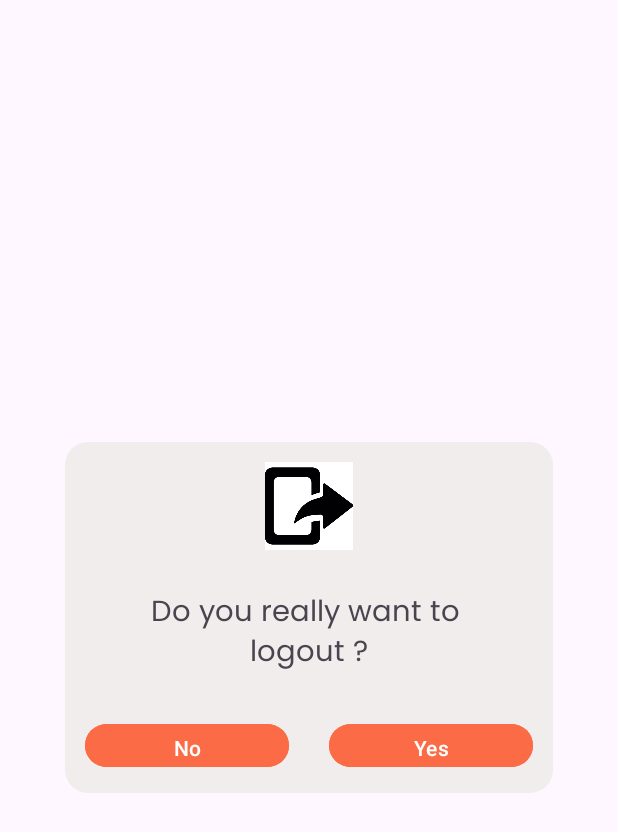
After one commit to Protick10/Pro-Chat, an Android app: the layout dialogue_layout.xml on its own in the app's theme, with its tools: preview values and no code run, on a phone screen of 412 x 824 dp. The commit adds this screen. Shown: the top 832 px of the screen. Run offline under Robolectric (Android 15) with nearby library versions, the phone set to English and light mode, and no system bars.

Commit message:
created a style in theme, created the background of that theme under drawable, desined a logout layout xml, implemented logout click listeners in MainActivity

```diff
--- /dev/null
+++ b/app/src/main/res/drawable/empty_background.xml
@@ -0,0 +1,4 @@
+<?xml version="1.0" encoding="utf-8"?>
+<shape xmlns:android="http://schemas.android.com/apk/res/android">
+
+</shape>
--- /dev/null
+++ b/app/src/main/res/drawable/shapedialogue.xml
@@ -0,0 +1,7 @@
+<?xml version="1.0" encoding="utf-8"?>
+<shape android:shape="rectangle" xmlns:android="http://schemas.android.com/apk/res/android">
+
+    <solid android:color="#F1EDED"/>
+
+    <corners android:radius="@dimen/_12sdp"/>
+</shape>
--- /dev/null
+++ b/app/src/main/res/layout/dialogue_layout.xml
@@ -0,0 +1,59 @@
+<?xml version="1.0" encoding="utf-8"?>
+<LinearLayout xmlns:android="http://schemas.android.com/apk/res/android"
+    android:layout_width="325dp"
+    android:layout_height="234dp"
+    android:orientation="vertical"
+    android:layout_gravity="center"
+    android:layout_margin="13dp"
+    android:background="@drawable/shapedialogue">
+
+
+    <ImageView
+        android:id="@+id/dialLogoutimg"
+        android:layout_width="@dimen/_45sdp"
+        android:layout_height="@dimen/_45sdp"
+        android:src="@drawable/lout"
+        android:layout_gravity="center"
+        android:layout_margin="13dp"/>
+
+    <TextView
+        android:layout_width="match_parent"
+        android:layout_height="wrap_content"
+        android:text="Do you really want to \nlogout ?"
+        android:textSize="19dp"
+
+        android:gravity="center"
+        android:layout_margin="@dimen/_10sdp"
+        android:fontFamily="@font/poppins_regular"/>
+
+    <LinearLayout
+        android:layout_width="match_parent"
+        android:layout_height="wrap_content"
+        android:orientation="horizontal">
+
+        <Button
+            android:id="@+id/dialogueNobtn"
+            android:layout_width="match_parent"
+            android:layout_height="wrap_content"
+            android:layout_margin="13dp"
+            android:layout_weight="1"
+            android:gravity="center"
+            android:text="No"
+            android:backgroundTint="#fb6b46"/>
+
+        <Button
+            android:id="@+id/dialogueYesbtn"
+            android:layout_width="match_parent"
+            android:layout_height="wrap_content"
+            android:layout_margin="13dp"
+            android:layout_weight="1"
+            android:gravity="center"
+            android:backgroundTint="#fb6b46"
+            android:text="Yes"
+             />
+
+
+    </LinearLayout>
+
+
+</LinearLayout>
```
Also changed, not shown: app/src/main/java/com/example/prochat/MainActivity.java (+42 -0 lines), app/src/main/res/values/themes.xml (+7 -0 lines).
